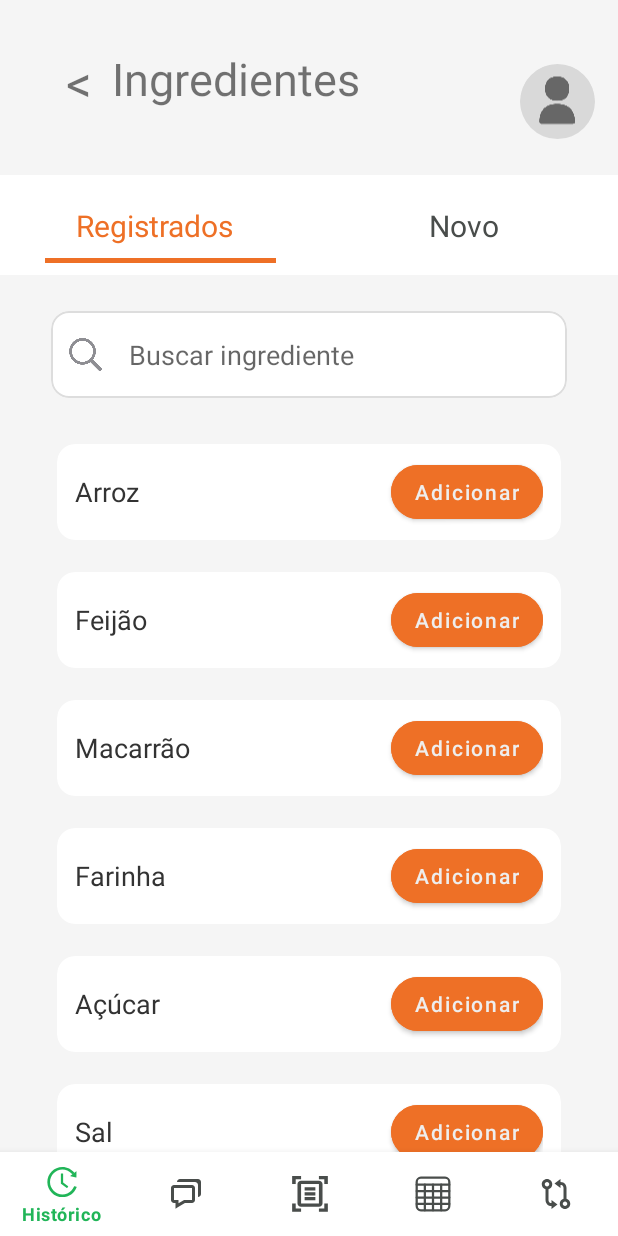
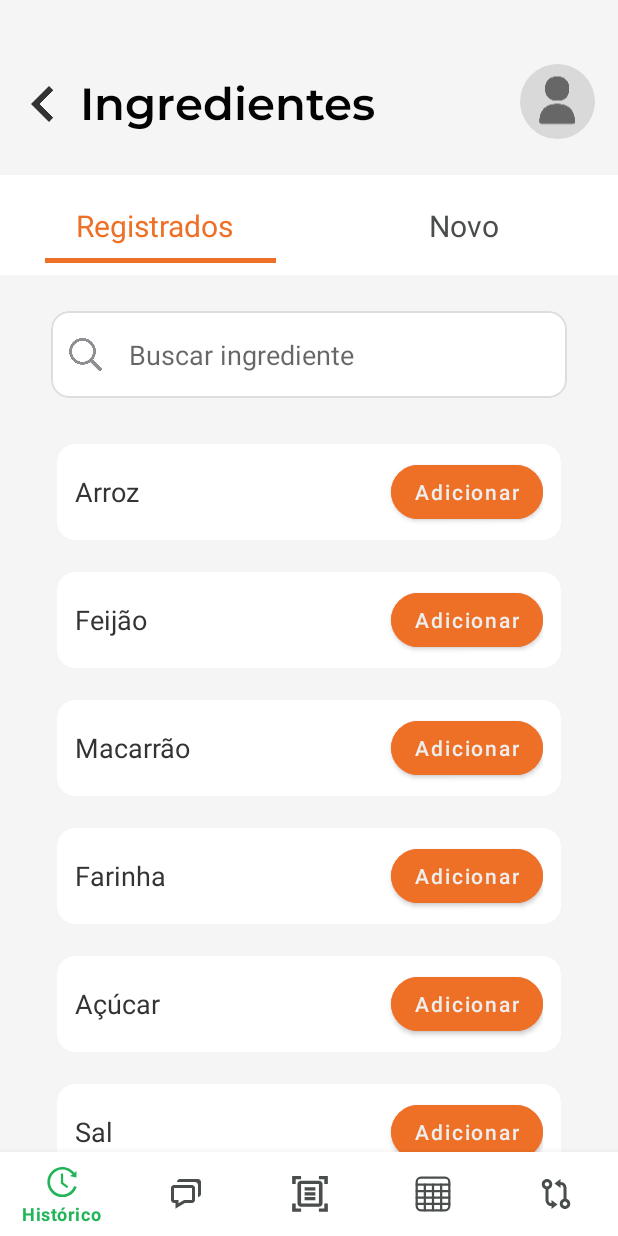
Before and after one commit to Nutria-Oficial/Mobile-Nutria, an Android app: the IngredienteFragment screen opened through its navigation route, on a phone screen of 412 x 824 dp. Run offline under Robolectric (Android 15) with nearby library versions, the phone set to English and light mode, and no system bars; our stand-ins replace navigation-ui; pictures from the network do not load.

Commit message:
style: padronizando botão de voltar na tela de ingredientes

```diff
--- a/app/src/main/java/com/bea/nutria/ui/Ingrediente/IngredienteFragment.java
+++ b/app/src/main/java/com/bea/nutria/ui/Ingrediente/IngredienteFragment.java
@@ -28,7 +28,7 @@ public class IngredienteFragment extends Fragment {
     private TextView txtRegistrados;
     private TextView txtNovo;
     private ImageView linha;
-    private TextView btVoltar;
+    private ImageView btVoltar;
     private IngredienteAPI api;
     private String credenciais;
     private Retrofit retrofit;
--- a/app/src/main/res/layout/fragment_ingrediente.xml
+++ b/app/src/main/res/layout/fragment_ingrediente.xml
@@ -13,27 +13,31 @@
         android:layout_height="0dp"
         android:layout_weight="0.2">
 
-        <TextView
-            android:id="@+id/txtIngredientes"
-            android:layout_width="265dp"
-            android:layout_height="44dp"
-            android:layout_marginTop="32dp"
-            android:layout_marginEnd="72dp"
-            android:text="Ingredientes"
-            android:textSize="30sp"
-            app:layout_constraintEnd_toEndOf="parent"
+        <ImageView
+            android:id="@+id/btVoltar"
+            android:layout_width="49dp"
+            android:layout_height="48dp"
+            android:layout_marginStart="4dp"
+            android:layout_marginTop="45dp"
+            android:src="@drawable/ic_voltar"
+            app:layout_constraintStart_toStartOf="parent"
             app:layout_constraintTop_toTopOf="parent" />
 
         <TextView
-            android:id="@+id/btVoltar"
+            android:id="@+id/txtIngredientes"
             android:layout_width="wrap_content"
             android:layout_height="wrap_content"
-            android:layout_marginStart="44dp"
-            android:layout_marginTop="32dp"
-            android:text="&lt;"
-            android:textSize="34sp"
+            android:layout_marginStart="45dp"
+            android:layout_marginTop="48dp"
+            android:fontFamily="@font/montserrat_semibold"
+            android:text="Ingredientes"
+            android:textColor="#040303"
+            android:textSize="30sp"
+            app:layout_constraintEnd_toEndOf="parent"
+            app:layout_constraintHorizontal_bias="0.047"
             app:layout_constraintStart_toStartOf="parent"
             app:layout_constraintTop_toTopOf="parent" />
+
     </androidx.constraintlayout.widget.ConstraintLayout>
 
     <LinearLayout
```
